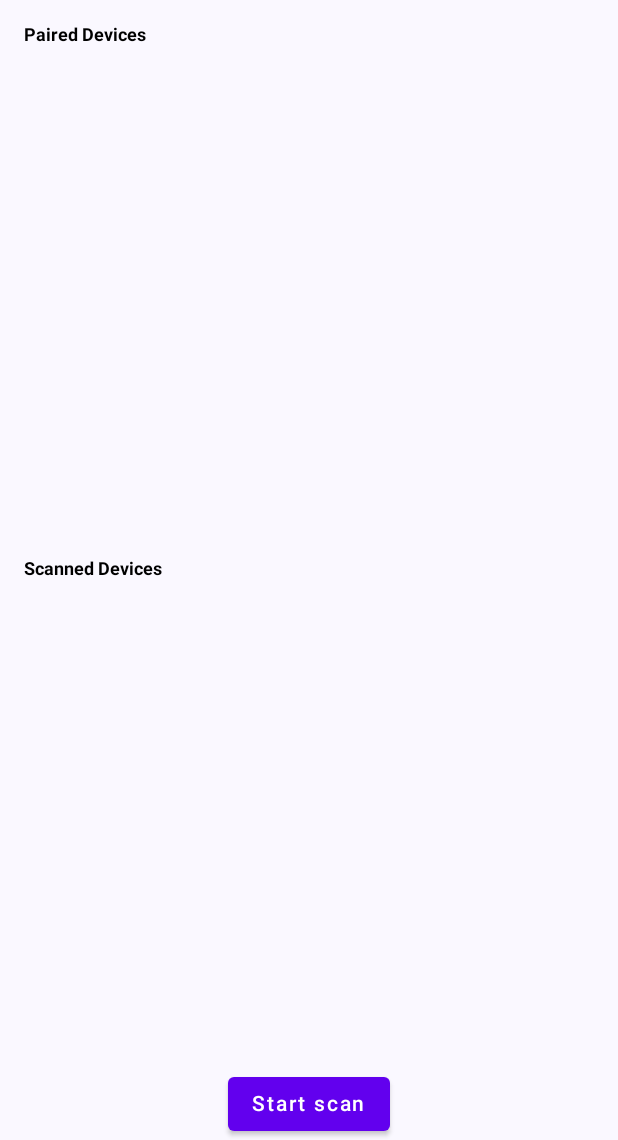
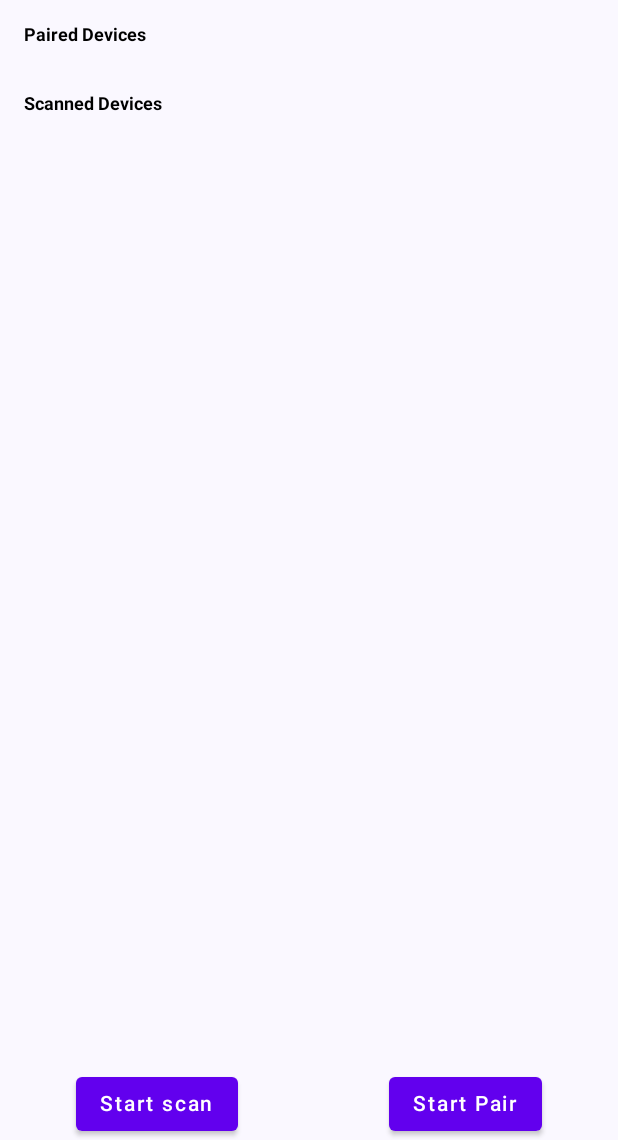
Before and after one commit to jaybhavsar555/BlueChat, an Android app built with Jetpack Compose: the composable AllDeviceScreen shown on its own in the app's theme, on a phone screen of 412 x 824 dp, the part 96-1236 px from its top. Run offline under Robolectric (Android 15) with nearby library versions, the phone set to English and light mode, and no system bars.

Commit message:
-pair issue fixed

```diff
--- a/app/src/main/java/com/example/bluechat/MainActivity.kt
+++ b/app/src/main/java/com/example/bluechat/MainActivity.kt
@@ -168,6 +168,7 @@ class MainActivity : ComponentActivity() {
 
 
     private fun launcher() {
+        try {
             permissionLauncher?.launch(
                 arrayOf(
                     Manifest.permission.BLUETOOTH_SCAN,
@@ -185,5 +186,7 @@ class MainActivity : ComponentActivity() {
 //        enableBluetoothDiscoveryLauncher?.launch(
 //            intent
 //        )
+        } catch (e: Exception) {
         }
     }
+}
--- a/app/src/main/java/com/example/bluechat/presentation/AllDeviceScreen.kt
+++ b/app/src/main/java/com/example/bluechat/presentation/AllDeviceScreen.kt
@@ -62,9 +62,9 @@ fun AllDeviceScreen(
 //            Button(onClick = onStopScan) {
 //                Text(text = "Stop scan")
 //            }
-//            Button(onClick = onStartServer) {
-//                Text(text = "Start server")
-//            }
+            Button(onClick = onStartServer) {
+                Text(text = "Start Pair")
+            }
         }
     }
 }
@@ -89,17 +89,6 @@ fun BluetoothDeviceList(
         }
     )
 
-//    Box(
-//        modifier = Modifier
-//            .padding(10.dp)
-//            .background(Color.Transparent)
-//            .border(
-//                width = 1.dp, // specify the border width
-//                color = Color.Cyan, // specify the border color
-//                shape = RoundedCornerShape(5.dp)// specify the shape of the border
-//            )
-
-//    ) {
     LazyColumn(
         modifier = modifier
     ) {
@@ -113,27 +102,14 @@ fun BluetoothDeviceList(
         }
         items(pairedDevices) { device ->
             Text(
-                text = device.name ?: "(No name)",
+                text = device.name ?: device.address!!,
                 modifier = Modifier
                     .fillMaxWidth()
                     .clickable { onPairDeviceClick(device) }
                     .padding(16.dp)
             )
         }
-//        }
-    }
 
-//    Box(
-//        modifier = Modifier
-//            .padding(10.dp)
-//            .background(Color.Transparent)
-//            .border(
-//                width = 1.dp, // specify the border width
-//                color = Color.Cyan, // specify the border color
-//                shape = RoundedCornerShape(5.dp)// specify the shape of the border
-//            )
-//    ) {
-    LazyColumn(modifier = modifier) {
         item {
             Text(
                 text = "Scanned Devices",
@@ -144,7 +120,7 @@ fun BluetoothDeviceList(
         }
         items(scannedDevices) { device ->
             Text(
-                text = device.name ?: "(No name)",
+                text = device.name ?: device.address!!,
                 modifier = Modifier
                     .fillMaxWidth()
                     .clickable { onScanDeviceClick(device) }
@@ -152,6 +128,4 @@ fun BluetoothDeviceList(
             )
         }
     }
-//    }
-
 }
```
Also changed, not shown: app/src/main/java/com/example/bluechat/data/chat/AndroidBluetoothController.kt (+18 -18 lines). Lines whose indentation alone changed are shown as unchanged.
